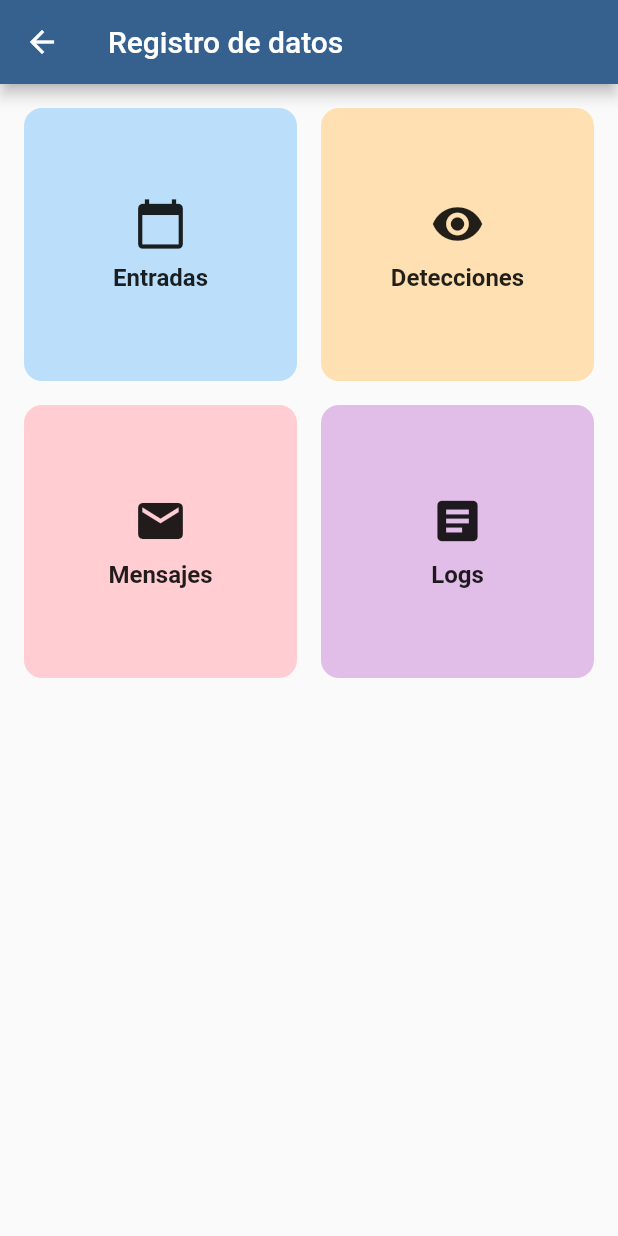
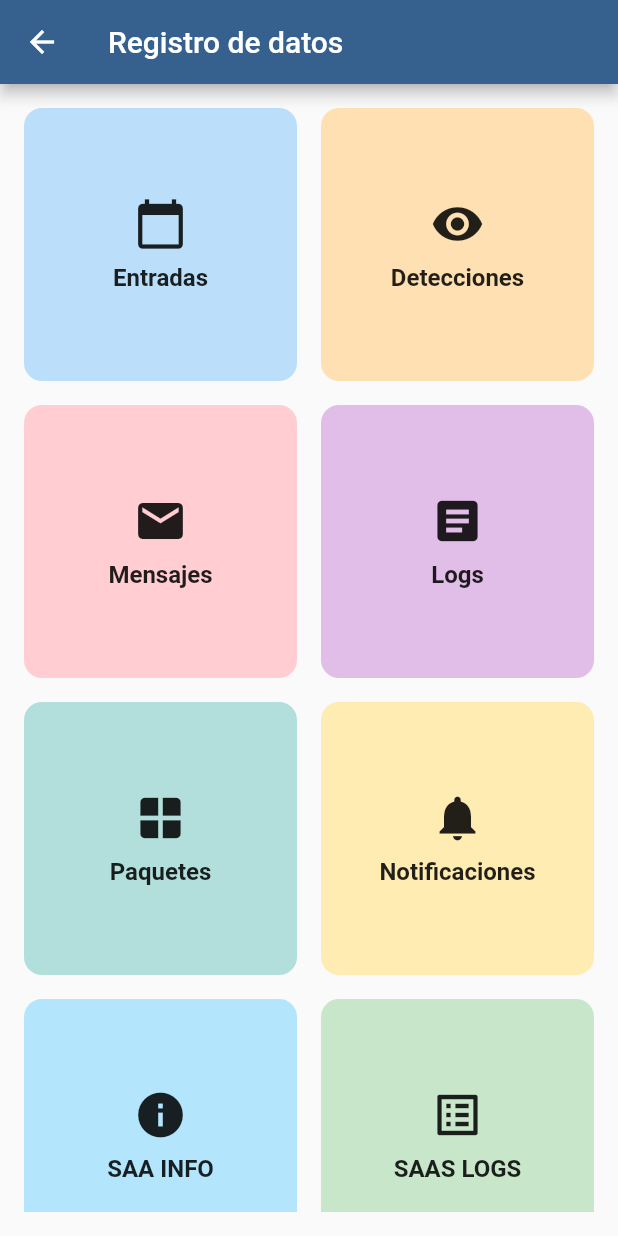
Before and after one commit to eduardonogueraga/SAAP, a Flutter app: the DataScreen screen opened directly, on a phone screen of 412 x 824 dp. Run offline on Flutter 3.47's test engine with Material 3 defaults, Android fonts, the light colour scheme and no system bars.

Commit message:
cuadricula con todos los tipos de datos

```diff
--- a/lib/screens/data_screen.dart
+++ b/lib/screens/data_screen.dart
@@ -63,6 +63,38 @@ class DataScreen extends StatelessWidget {
                 );
               },
             ),
+            DataButton(
+              icon: Icons.window,
+              label: 'Paquetes',
+              color: Colors.teal.shade100,
+              onTap: () {
+                // TODO: Navegar a Paquetes
+              },
+            ),
+            DataButton(
+              icon: Icons.notifications,
+              label: 'Notificaciones',
+              color: Colors.amber.shade100,
+              onTap: () {
+                // TODO: Navegar a Notificaciones
+              },
+            ),
+            DataButton(
+              icon: Icons.info,
+              label: 'SAA INFO',
+              color: Colors.lightBlue.shade100,
+              onTap: () {
+                // TODO: Navegar a SAA INFO
+              },
+            ),
+            DataButton(
+              icon: Icons.list_alt,
+              label: 'SAAS LOGS',
+              color: Colors.green.shade100,
+              onTap: () {
+                // TODO: Navegar a SAAS LOGS
+              },
+            ),
           ],
         ),
       ),
```
